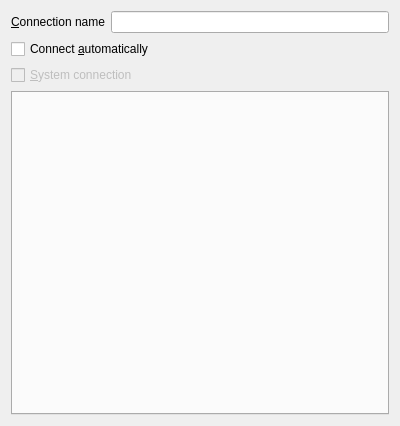
This is libs/ui/connection.ui in KDE/networkmanagement as Qt 5 draws it before an edit. The edited form follows.
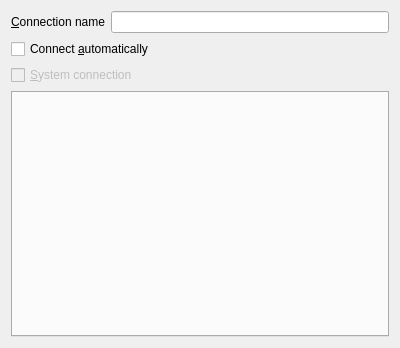
This is the edited form. Custom widgets are drawn as their Qt base class.

What changed in the file:
```diff
--- a/libs/ui/connection.ui
+++ b/libs/ui/connection.ui
@@ -6,7 +6,7 @@
     <x>0</x>
     <y>0</y>
     <width>400</width>
-    <height>426</height>
+    <height>348</height>
    </rect>
   </property>
   <layout class="QVBoxLayout" name="verticalLayout" >
```
